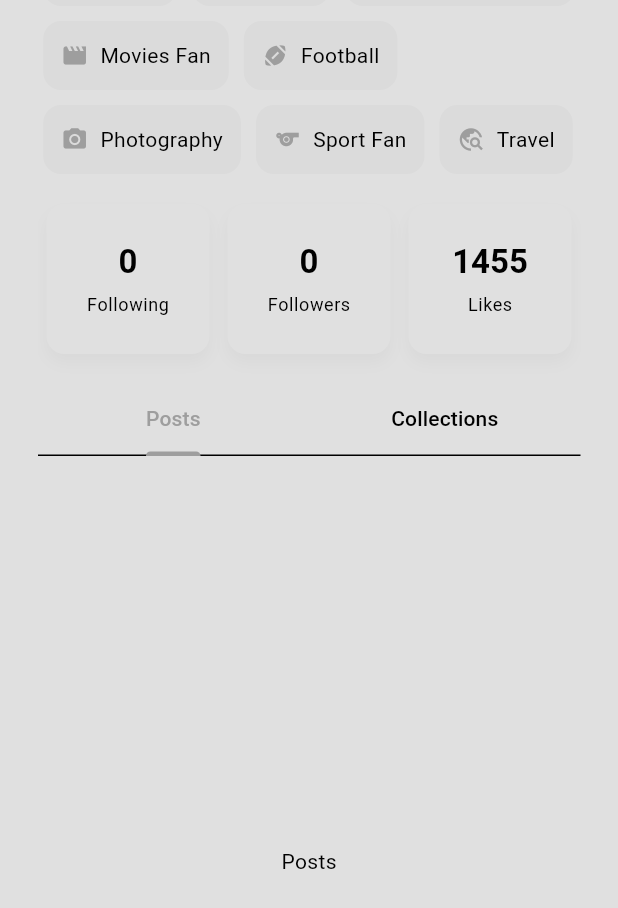
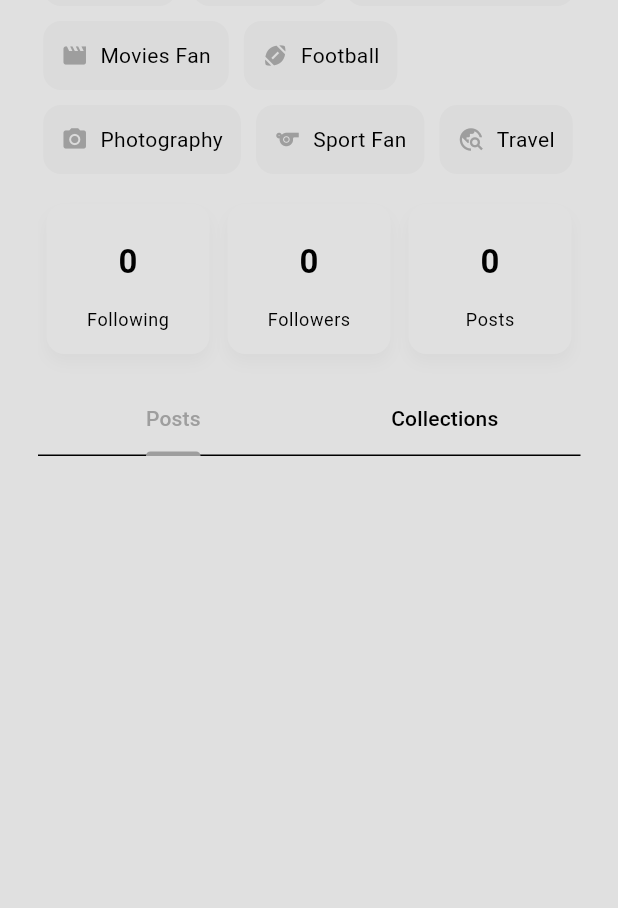
Before and after one commit to larbibnb/social_media, a Flutter app: the ProfileView screen opened directly with empty values, scrolled down 335 dp, on a phone screen of 412 x 824 dp. Shown: the top 908 px of the screen. Run offline on Flutter 3.47's test engine with Material 3 defaults, Android fonts, the phone set to English and light mode, and no system bars; our stand-ins replace cached_network_image, cloud_firestore, equatable, file_picker, firebase_auth, firebase_core and 2 more; accounts and stored records are empty; network calls fail.

Commit message:
feat: Implement user posts fetching and enhance profile view with post statistics and tabbed navigation

```diff
--- a/lib/features/home/presentation/components/searchview.dart
+++ b/lib/features/home/presentation/components/searchview.dart
@@ -1,6 +1,5 @@
 import 'package:flutter/material.dart';
 import 'package:flutter_bloc/flutter_bloc.dart';
-import 'package:social_media/features/profile/presentation/cubit/profile_cubite.dart';
 import 'package:social_media/features/profile/presentation/views/profile_view.dart';
 import 'package:social_media/features/search/presentation/cubit/search_cubit.dart';
 import 'package:social_media/features/search/presentation/cubit/search_states.dart';
@@ -8,7 +7,6 @@ import 'package:social_media/features/search/presentation/cubit/search_states.da
 void showSearchSheet(BuildContext context) {
   final TextEditingController searchController = TextEditingController();
   final SearchCubit searchCubit = context.read<SearchCubit>();
-  final ProfileCubit profileCubit = context.read<ProfileCubit>();
 
   void onChanged(String query) {
     searchCubit.searchUsers(query);
@@ -100,7 +98,5 @@ void showSearchSheet(BuildContext context) {
         ),
       );
     },
-  ).whenComplete(() {
-    searchController.dispose();
-  });
+  );
 }
--- a/lib/features/post/presentation/components/post_card.dart
+++ b/lib/features/post/presentation/components/post_card.dart
@@ -32,7 +32,7 @@ class _PostCardState extends State<PostCard>
   final TextEditingController _commentController = TextEditingController();
   AuthCubit get _authCubit => context.read<AuthCubit>();
   PostCubit get _postCubit => context.read<PostCubit>();
-  ProfileCubit get _profileCubit => context.read<ProfileCubit>();
+  PostCubit get _profileCubit => context.read<PostCubit>();
   String get _currentUserId => _authCubit.currentUser?.uid ?? 'No user id';
   bool get isLiked => widget.post.likes.contains(_currentUserId);
 
@@ -742,7 +742,7 @@ class _CommentsList extends StatelessWidget {
       itemBuilder: (context, index) {
         final comment = comments[index];
         return BlocProvider.value(
-          value: context.read<ProfileCubit>(),
+          value: context.read<PostCubit>(),
           child: _CommentTile(comment: comment),
         );
       },
--- a/lib/features/post/presentation/cubits/post_cubit/post_state.dart
+++ b/lib/features/post/presentation/cubits/post_cubit/post_state.dart
@@ -22,8 +22,6 @@ class PostsLoaded extends PostState {
   List<Object> get props => [posts];
 }
 
-
-
 class PostError extends PostState {
   final String message;
 
--- a/lib/features/profile/presentation/cubit/profile_cubite.dart
+++ b/lib/features/profile/presentation/cubit/profile_cubite.dart
@@ -6,7 +6,9 @@ import 'package:social_media/features/profile/presentation/cubit/profile_state.d
 
 class ProfileCubit extends Cubit<ProfileState> {
   ProfileRepo profileRepo;
+
   ProfileCubit(this.profileRepo) : super(ProfileInitial());
+
   Future<ProfileUser?> getProfileUser(String uid) async {
     try {
       emit(ProfileLoading());
--- a/lib/features/profile/presentation/views/edit_profile_view.dart
+++ b/lib/features/profile/presentation/views/edit_profile_view.dart
@@ -3,6 +3,7 @@ import 'dart:io';
 import 'package:file_picker/file_picker.dart';
 import 'package:flutter/material.dart';
 import 'package:flutter_bloc/flutter_bloc.dart';
+import 'package:social_media/features/post/presentation/cubits/post_cubit/post_cubit.dart';
 import 'package:social_media/features/profile/domain/entities/profile_user.dart';
 import 'package:social_media/features/profile/presentation/cubit/profile_cubite.dart';
 import 'package:social_media/features/profile/presentation/cubit/profile_state.dart';
--- a/lib/features/profile/presentation/views/profile_view.dart
+++ b/lib/features/profile/presentation/views/profile_view.dart
@@ -1,10 +1,13 @@
 import 'dart:developer';
-import 'dart:ffi';
-
 import 'package:cached_network_image/cached_network_image.dart';
 import 'package:flutter/material.dart';
 import 'package:flutter_bloc/flutter_bloc.dart';
 import 'package:social_media/features/auth/presentation/cubits/auth_cubit.dart';
+import 'package:social_media/features/post/domain/entity/post.dart';
+import 'package:social_media/features/post/presentation/components/post_card.dart';
+import 'package:social_media/features/post/presentation/cubits/post_cubit/post_cubit.dart';
+import 'package:social_media/features/post/presentation/cubits/post_cubit/post_state.dart';
+import 'package:social_media/features/profile/domain/entities/profile_user.dart';
 import 'package:social_media/features/profile/presentation/cubit/profile_cubite.dart';
 import 'package:social_media/features/profile/presentation/cubit/profile_state.dart';
 import 'package:social_media/features/profile/presentation/views/edit_profile_view.dart';
@@ -20,13 +23,18 @@ class ProfileView extends StatefulWidget {
 class _ProfileViewState extends State<ProfileView>
     with SingleTickerProviderStateMixin {
   late TabController tabBarController;
-  late final authCubit = context.read<AuthCubit>();
-  late final profileCubit = context.read<ProfileCubit>();
+  late final AuthCubit authCubit;
+  late final ProfileCubit profileCubit;
+  late final PostCubit postCubit;
 
   @override
   void initState() {
     super.initState();
+    authCubit = context.read<AuthCubit>();
+    profileCubit = context.read<ProfileCubit>();
+    postCubit = context.read<PostCubit>();
     profileCubit.getProfileUser(widget.uid);
+    postCubit.fetchPostByUserId(widget.uid);
     tabBarController = TabController(length: 2, vsync: this);
   }
 
@@ -40,12 +48,15 @@ class _ProfileViewState extends State<ProfileView>
   Widget build(BuildContext context) {
     return BlocBuilder<ProfileCubit, ProfileState>(
       builder: (context, state) {
-        if (state is ProfileLoaded) {
+        if (state is ProfileLoading || state is ProfileInitial) {
+          return Scaffold(body: Center(child: CircularProgressIndicator()));
+        } else if (state is ProfileError) {
+          return Scaffold(body: Center(child: Text(state.error)));
+        } else if (state is ProfileLoaded) {
+          final currentUser = authCubit.currentUser;
           final profileUser = state.profileUser;
-          final currentUser = context.read<AuthCubit>().currentUser;
           final isCurrentUser = profileUser.uid == currentUser!.uid;
           bool isFollowing = profileUser.followers.contains(currentUser.uid);
-          log('$isCurrentUser');
           return Scaffold(
             body: SafeArea(
               child: Padding(
@@ -142,35 +153,69 @@ class _ProfileViewState extends State<ProfileView>
                         ],
                       ),
                       SizedBox(height: 20),
+                      BlocBuilder<PostCubit, PostState>(
+                        builder: (context, postState) {
+                          final profilePosts =
+                              postState
+                                      is PostsLoaded // The logic is now much simpler
+                                  ? postState.posts
+                                  : <Post>[];
+                          return Column(
+                            children: [
                               Row(
-                        mainAxisAlignment: MainAxisAlignment.spaceBetween,
+                                mainAxisAlignment:
+                                    MainAxisAlignment.spaceBetween,
                                 children: [
                                   _StatCard(
-                            count: profileUser.following.length.toString(),
+                                    profileUser: profileUser,
+                                    postsCount: profilePosts.length,
                                     label: 'Following',
                                   ),
                                   _StatCard(
-                            count: profileUser.followers.length.toString(),
+                                    profileUser: profileUser,
+                                    postsCount: profilePosts.length,
                                     label: 'Followers',
                                   ),
-                          const _StatCard(count: '1455', label: 'Likes'),
+                                  _StatCard(
+                                    profileUser: profileUser,
+                                    postsCount: profilePosts.length,
+                                    label: 'Posts',
+                                  ),
                                 ],
                               ),
                               SizedBox(height: 20),
                               TabBar(
                                 controller: tabBarController,
-                        tabs: [Tab(text: 'Posts'), Tab(text: 'Collections')],
+                                tabs: [
+                                  Tab(text: 'Posts'),
+                                  Tab(text: 'Collections'),
+                                ],
                               ),
                               SizedBox(height: 20),
                               SizedBox(
-                        height: 500,
+                                height: 800,
                                 child: TabBarView(
+                                  physics: const NeverScrollableScrollPhysics(),
                                   controller: tabBarController,
                                   children: [
-                            Center(child: Text('Posts')),
+                                    ListView.builder(
+                                      shrinkWrap: true,
+                                      // Allow the list to scroll within the SingleChildScrollView
+                                      physics: const BouncingScrollPhysics(),
+                                      itemBuilder:
+                                          (context, index) => PostCard(
+                                            author: profileUser,
+                                            post: profilePosts[index],
+                                          ),
+                                      itemCount: profilePosts.length,
+                                    ),
                                     Center(child: Text('Collections')),
                                   ],
                                 ),
+                              ),
+                            ],
+                          );
+                        },
                       ),
                     ],
                   ),
@@ -178,12 +223,8 @@ class _ProfileViewState extends State<ProfileView>
               ),
             ),
           );
-        } else if (state is ProfileLoading) {
-          return Scaffold(body: Center(child: CircularProgressIndicator()));
         } else {
-          return Scaffold(
-            body: Center(child: Text((state as ProfileError).error)),
-          );
+          return Scaffold(body: Center(child: Text('Something went wrong.')));
         }
       },
     );
@@ -193,7 +234,7 @@ class _ProfileViewState extends State<ProfileView>
 // -- Reusable private widgets for a softer/profile UI --
 
 class _ProfileHeader extends StatelessWidget {
-  final dynamic profileUser;
+  final ProfileUser profileUser;
   const _ProfileHeader({required this.profileUser});
 
   @override
@@ -362,9 +403,14 @@ class _InfoChip extends StatelessWidget {
 }
 
 class _StatCard extends StatelessWidget {
-  final String count;
+  final ProfileUser profileUser;
+  final int postsCount;
   final String label;
-  const _StatCard({required this.count, required this.label});
+  const _StatCard({
+    required this.profileUser,
+    required this.postsCount,
+    required this.label,
+  });
 
   @override
   Widget build(BuildContext context) {
@@ -387,11 +433,18 @@ class _StatCard extends StatelessWidget {
         child: Column(
           mainAxisAlignment: MainAxisAlignment.center,
           children: [
-            Text(
-              count,
+            TextButton(
+              onPressed: () {},
+              child: Text(
+                label == 'Following'
+                    ? profileUser.following.length.toString()
+                    : label == 'Followers'
+                    ? profileUser.followers.length.toString()
+                    : postsCount.toString(),
                 style: Theme.of(
                   context,
                 ).textTheme.titleLarge?.copyWith(fontWeight: FontWeight.bold),
+              ),
             ),
             const SizedBox(height: 6),
             Text(label, style: Theme.of(context).textTheme.bodySmall),
```
Also changed, not shown: lib/features/post/data/post_repo_imp.dart (+21 -5 lines), lib/features/post/presentation/cubits/post_cubit/post_cubit.dart (+10 -0 lines). Lines whose indentation alone changed are shown as unchanged.
